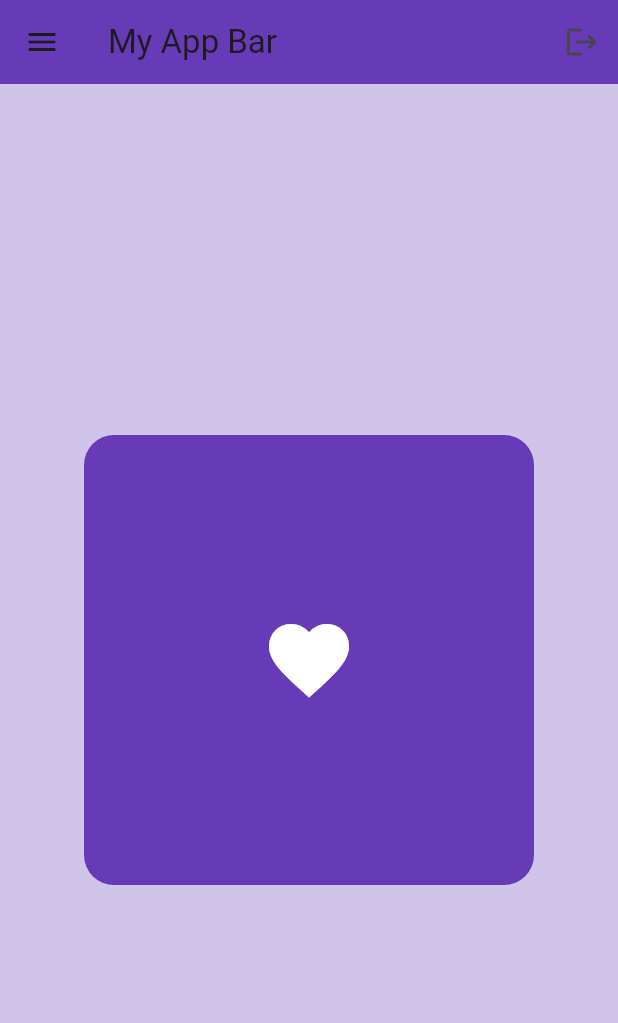
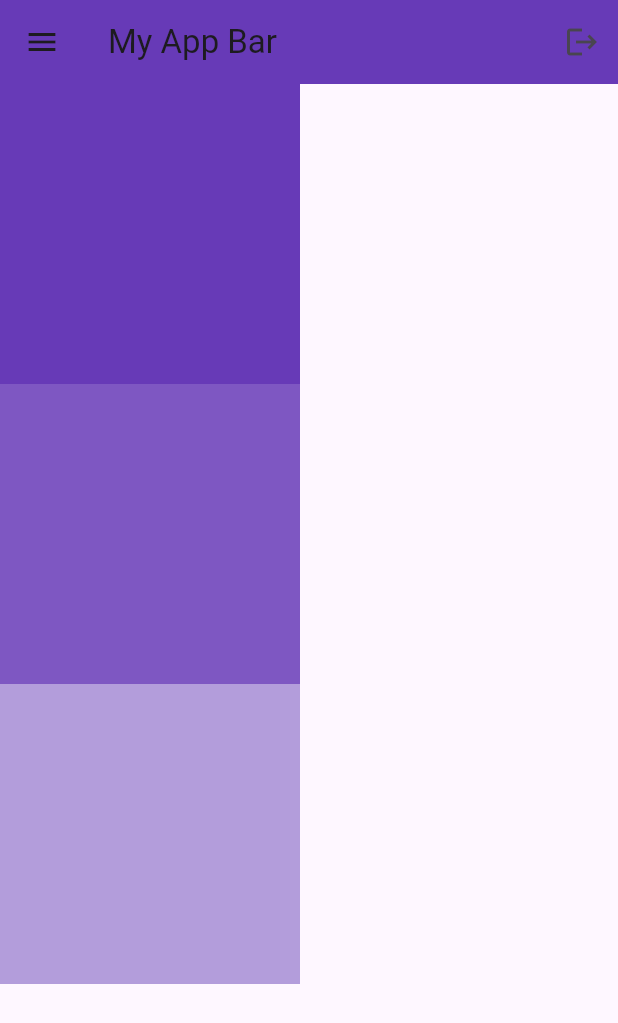
Before and after one commit to ProgrammerSohan/Flutter-Dart-Practices, a Flutter app: the screen it shows after launch, on a phone screen of 412 x 824 dp. Shown: the top 1023 px of the screen. Run offline on Flutter 3.47's test engine with Material 3 defaults, Android fonts, the phone set to English and light mode, and no system bars.

Commit message:
08.1-widgets-column

```diff
--- a/lib/main.dart
+++ b/lib/main.dart
@@ -14,7 +14,7 @@
     return MaterialApp(
       debugShowCheckedModeBanner: false,
       home: Scaffold(
-         backgroundColor: Colors.deepPurple[100],
+         //backgroundColor: Colors.deepPurple[100],
          appBar: AppBar(
             title: Text("My App Bar"),
             backgroundColor: Colors.deepPurple,
@@ -28,27 +28,34 @@
 
               ],
          ),
-         body:  Center(
-           child: Container(
-            height: 300,
-            width: 300,
-            //color: Colors.deepPurple,
-            decoration: BoxDecoration(
-              color: Colors.deepPurple,
-              borderRadius:BorderRadius.circular(20),
+         body:  Column(
+            children:[
+                //1st box
+                Container(
+                  height: 200,
+                  width: 200,
+                  color: Colors.deepPurple,
+
+                ),
+              //2nd box
+                Container(
+                  height: 200,
+                  width: 200,
+                  color: Colors.deepPurple[400],
+
+                ),
+                //3rd box
+                  Container(
+                  height: 200,
+                  width: 200,
+                  color: Colors.deepPurple[200],
+
+                ),
 
 
-            ),
 
-            padding: EdgeInsets.all(25),
-            child: Icon(
-                Icons.favorite,
-                color:Colors.white,
-                size: 64,
+            ],
 
-            ),
-
-              ),
             ),
          ),
 
```
